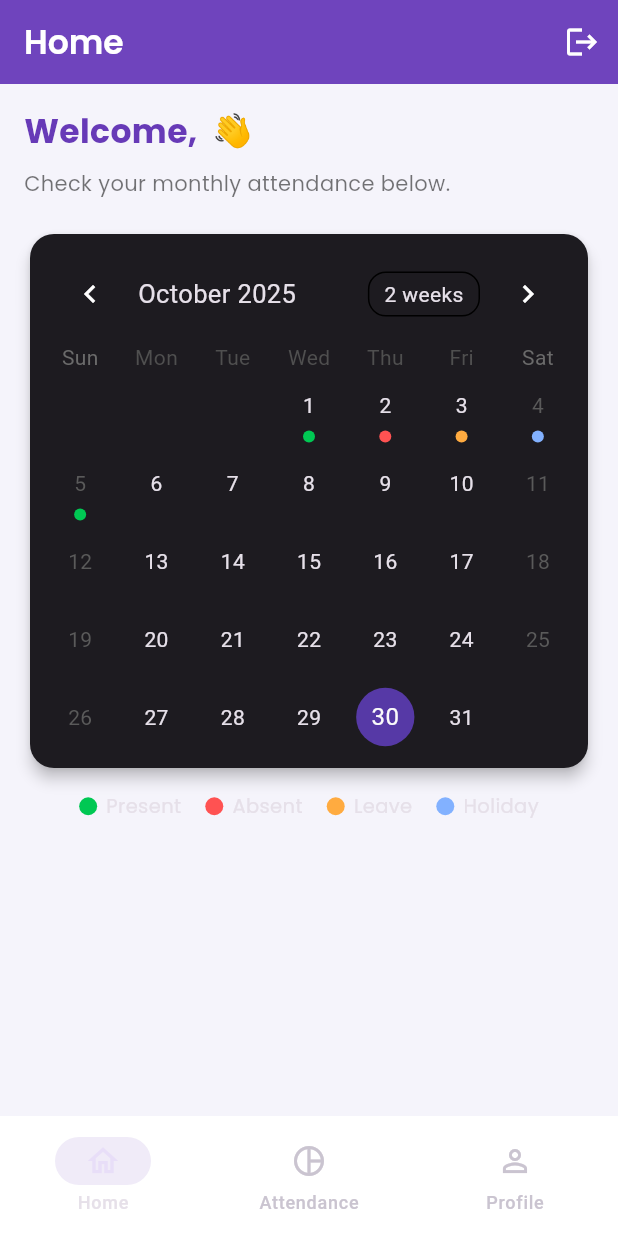
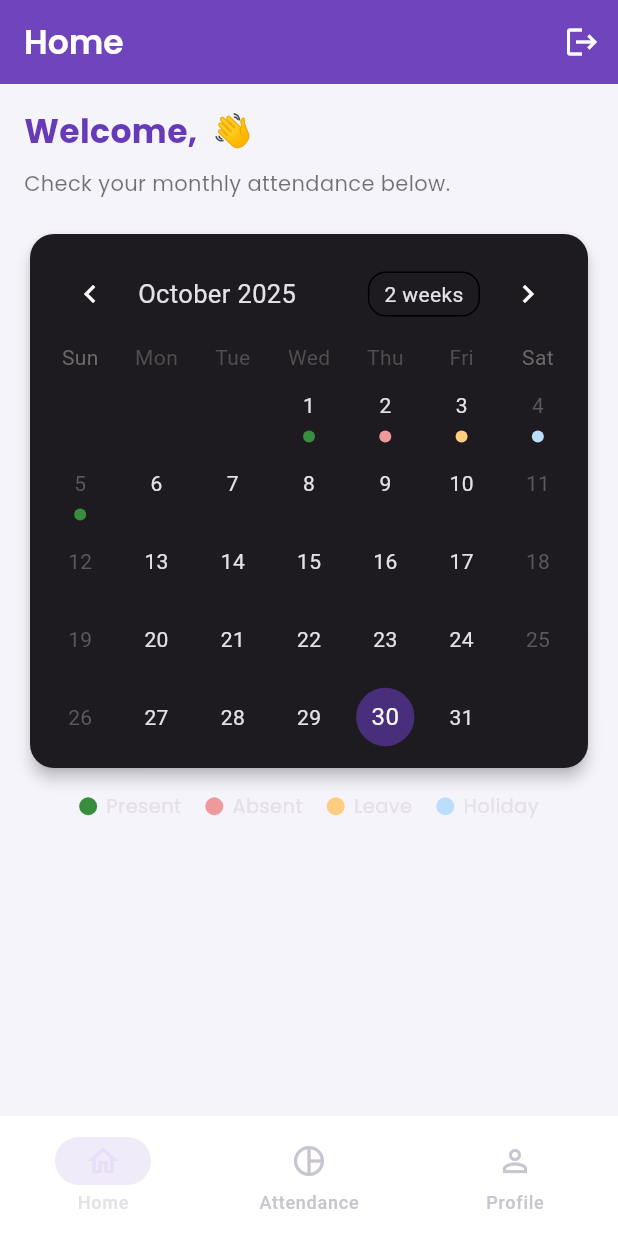
Before and after one commit to Manojarya0207/Gttc_Attendance_Manager, a Flutter app: the StudentHome screen opened directly with empty values, on a phone screen of 412 x 824 dp. Run offline on Flutter 3.47's test engine with Material 3 defaults, Android fonts, the light colour scheme and no system bars; drawn by our look-alikes of table_calendar; our stand-ins replace google_fonts, percent_indicator, shared_preferences; accounts and stored records are empty.

Commit message:
Color Changes

```diff
--- a/lib/screens/student_home.dart
+++ b/lib/screens/student_home.dart
@@ -3,6 +3,22 @@ import 'package:google_fonts/google_fonts.dart';
 import 'package:table_calendar/table_calendar.dart';
 import '../utils/dialog_utils.dart';
 import 'auth_entry_screen.dart';
+
+// ✅ Standardized App Colors (all in one place)
+class AppColors {
+  static const Color primary = Colors.deepPurple;
+  static const Color accent = Colors.blueAccent;
+  static const Color background = Color(0xFFF5F4FB);
+  static const Color white = Colors.white;
+  static const Color textPrimary = Colors.black87;
+  static const Color textSecondary = Colors.black54;
+
+  // Attendance status colors (use shades where needed in widgets)
+  static final MaterialColor presentBase = Colors.green;
+  static final MaterialColor absentBase = Colors.red;
+  static final MaterialColor leaveBase = Colors.orange;
+  static final MaterialColor holidayBase = Colors.blue;
+}
 
 class StudentHome extends StatefulWidget {
   final String name;
@@ -72,18 +88,17 @@ class _StudentHomeState extends State<StudentHome>
 
   @override
   Widget build(BuildContext context) {
-    final Color primary = Colors.deepPurple;
-    final Color accent = Colors.blueAccent;
-    final Color background = const Color(0xFFF5F4FB);
-
     return Scaffold(
-      backgroundColor: background,
+      backgroundColor: AppColors.background,
       appBar: AppBar(
-        backgroundColor: primary,
+        backgroundColor: AppColors.primary,
         elevation: 3,
         title: Text(
           _tabs[_selectedIndex],
-          style: GoogleFonts.poppins(fontWeight: FontWeight.w600, color: Colors.white),
+          style: GoogleFonts.poppins(
+            fontWeight: FontWeight.w600,
+            color: AppColors.white,
+          ),
         ),
         actions: [
           IconButton(
@@ -107,7 +122,7 @@ class _StudentHomeState extends State<StudentHome>
         selectedIndex: _selectedIndex,
         onDestinationSelected: _onItemTapped,
         backgroundColor: Colors.white,
-        indicatorColor: primary.withOpacity(0.1),
+        indicatorColor: AppColors.primary.withOpacity(0.1),
         elevation: 3,
         destinations: const [
           NavigationDestination(icon: Icon(Icons.home_outlined), label: 'Home'),
@@ -120,10 +135,10 @@ class _StudentHomeState extends State<StudentHome>
 
   /// 🏠 Home Tab (Calendar)
   Widget _buildHomeTab() {
-    final Color present = Colors.greenAccent.shade700;
-    final Color absent = Colors.redAccent.shade200;
-    final Color leave = Colors.orangeAccent.shade200;
-    final Color holiday = Colors.blueAccent.shade100;
+    final Color present = AppColors.presentBase.shade700;
+    final Color absent = AppColors.absentBase.shade200;
+    final Color leave = AppColors.leaveBase.shade200;
+    final Color holiday = AppColors.holidayBase.shade100;
 
     return Padding(
       padding: const EdgeInsets.all(16),
@@ -134,13 +149,13 @@ class _StudentHomeState extends State<StudentHome>
             style: GoogleFonts.poppins(
               fontSize: 22,
               fontWeight: FontWeight.bold,
-              color: Colors.deepPurple,
+              color: AppColors.primary,
             ),
           ),
           const SizedBox(height: 8),
           Text(
             'Check your monthly attendance below.',
-            style: GoogleFonts.poppins(color: Colors.black54),
+            style: GoogleFonts.poppins(color: AppColors.textSecondary),
           ),
           const SizedBox(height: 20),
           Card(
@@ -165,11 +180,11 @@ class _StudentHomeState extends State<StudentHome>
                 },
                 calendarStyle: CalendarStyle(
                   todayDecoration: BoxDecoration(
-                    color: Colors.deepPurpleAccent.withOpacity(0.6),
+                    color: AppColors.primary.withOpacity(0.6),
                     shape: BoxShape.circle,
                   ),
                   selectedDecoration: BoxDecoration(
-                    color: Colors.deepPurple,
+                    color: AppColors.primary,
                     shape: BoxShape.circle,
                   ),
                   outsideDaysVisible: false,
@@ -234,7 +249,11 @@ class _StudentHomeState extends State<StudentHome>
     return Row(
       mainAxisSize: MainAxisSize.min,
       children: [
-        Container(width: 12, height: 12, decoration: BoxDecoration(color: color, shape: BoxShape.circle)),
+        Container(
+          width: 12,
+          height: 12,
+          decoration: BoxDecoration(color: color, shape: BoxShape.circle),
+        ),
         const SizedBox(width: 6),
         Text(label, style: GoogleFonts.poppins(fontSize: 13)),
       ],
@@ -248,16 +267,22 @@ class _StudentHomeState extends State<StudentHome>
       child: Column(
         crossAxisAlignment: CrossAxisAlignment.start,
         children: [
-          Text('Attendance Summary',
-              style: GoogleFonts.poppins(fontSize: 20, fontWeight: FontWeight.bold, color: Colors.deepPurple)),
+          Text(
+            'Attendance Summary',
+            style: GoogleFonts.poppins(
+              fontSize: 20,
+              fontWeight: FontWeight.bold,
+              color: AppColors.primary,
+            ),
+          ),
           const SizedBox(height: 12),
-          _buildStatCard('Total Days', '30', Colors.deepPurple),
+          _buildStatCard('Total Days', '30', AppColors.primary),
           const SizedBox(height: 10),
-          _buildStatCard('Present', '26', Colors.green),
+          _buildStatCard('Present', '26', AppColors.presentBase),
           const SizedBox(height: 10),
-          _buildStatCard('Absent', '2', Colors.redAccent),
+          _buildStatCard('Absent', '2', AppColors.absentBase),
           const SizedBox(height: 10),
-          _buildStatCard('Leave', '2', Colors.orangeAccent),
+          _buildStatCard('Leave', '2', AppColors.leaveBase),
           const Spacer(),
           Center(
             child: ElevatedButton.icon(
@@ -273,14 +298,15 @@ class _StudentHomeState extends State<StudentHome>
                 }
               },
               icon: const Icon(Icons.edit_note),
-              label: Text('Request Correction',
-                  style: GoogleFonts.poppins(fontWeight: FontWeight.w500)),
+              label: Text(
+                'Request Correction',
+                style: GoogleFonts.poppins(fontWeight: FontWeight.w500),
+              ),
               style: ElevatedButton.styleFrom(
-                backgroundColor: Colors.deepPurple,
-                foregroundColor: Colors.white,
+                backgroundColor: AppColors.primary,
+                foregroundColor: AppColors.white,
                 padding: const EdgeInsets.symmetric(horizontal: 24, vertical: 12),
-                shape:
-                    RoundedRectangleBorder(borderRadius: BorderRadius.circular(12)),
+                shape: RoundedRectangleBorder(borderRadius: BorderRadius.circular(12)),
               ),
             ),
           ),
@@ -295,7 +321,13 @@ class _StudentHomeState extends State<StudentHome>
       elevation: 3,
       shape: RoundedRectangleBorder(borderRadius: BorderRadius.circular(14)),
       child: ListTile(
-        leading: CircleAvatar(backgroundColor: color, child: Text(value[0], style: const TextStyle(color: Colors.white))),
+        leading: CircleAvatar(
+          backgroundColor: color,
+          child: Text(
+            value[0],
+            style: TextStyle(color: AppColors.white),
+          ),
+        ),
         title: Text(title, style: GoogleFonts.poppins(fontWeight: FontWeight.w500)),
         trailing: Text(value, style: GoogleFonts.poppins(fontSize: 16, fontWeight: FontWeight.bold)),
       ),
@@ -309,7 +341,10 @@ class _StudentHomeState extends State<StudentHome>
       child: Column(
         crossAxisAlignment: CrossAxisAlignment.start,
         children: [
-          Text('Profile', style: GoogleFonts.poppins(fontSize: 22, fontWeight: FontWeight.bold)),
+          Text(
+            'Profile',
+            style: GoogleFonts.poppins(fontSize: 22, fontWeight: FontWeight.bold),
+          ),
           const SizedBox(height: 16),
           _buildProfileTile(Icons.person, 'Name', widget.name),
           _buildProfileTile(Icons.email, 'Email', widget.email),
@@ -322,10 +357,14 @@ class _StudentHomeState extends State<StudentHome>
                 padding: const EdgeInsets.symmetric(horizontal: 24, vertical: 12),
                 shape: RoundedRectangleBorder(borderRadius: BorderRadius.circular(12)),
               ),
-              icon: const Icon(Icons.logout, color: Colors.white),
-              label: Text('Logout',
-                  style: GoogleFonts.poppins(
-                      color: Colors.white, fontWeight: FontWeight.w500)),
+              icon: const Icon(Icons.logout, color: AppColors.white),
+              label: Text(
+                'Logout',
+                style: GoogleFonts.poppins(
+                  color: AppColors.white,
+                  fontWeight: FontWeight.w500,
+                ),
+              ),
             ),
           ),
         ],
@@ -337,9 +376,9 @@ class _StudentHomeState extends State<StudentHome>
     return Card(
       shape: RoundedRectangleBorder(borderRadius: BorderRadius.circular(14)),
       child: ListTile(
-        leading: Icon(icon, color: Colors.deepPurple),
+        leading: Icon(icon, color: AppColors.primary),
         title: Text(title, style: GoogleFonts.poppins(fontWeight: FontWeight.w500)),
-        subtitle: Text(value, style: GoogleFonts.poppins(color: Colors.black87)),
+        subtitle: Text(value, style: GoogleFonts.poppins(color: AppColors.textPrimary)),
       ),
     );
   }
```
